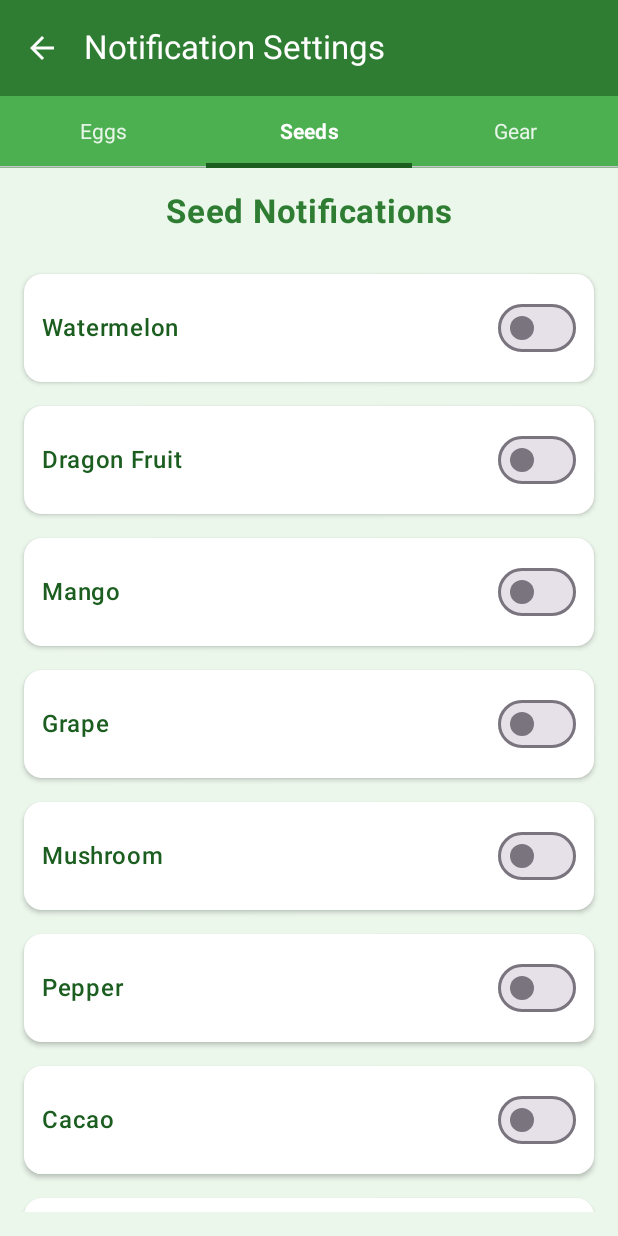
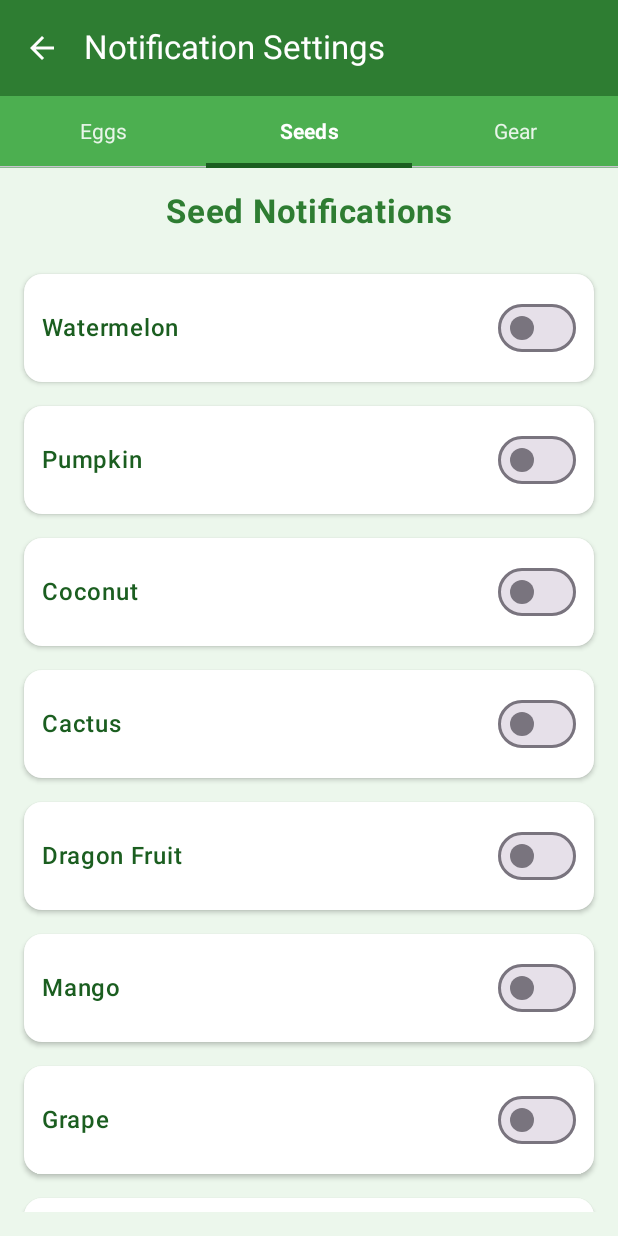
Before and after one commit to jonvicbarcenas/GAGgy, an Android app built with Jetpack Compose: the ListToggleScreen screen opened through its navigation route, tab 2 chosen, on a phone screen of 412 x 824 dp. Run offline under Robolectric (Android 15) with nearby library versions, the phone set to English and light mode, and no system bars; our stand-ins replace Firebase (no records; nobody signed in at launch, a user with empty details on screens opened directly).

Commit message:
Update version to 2.1.7 and add new seed items: Pumpkin, Coconut, Cactus, and Giant Pinecone

```diff
--- a/app/build.gradle.kts
+++ b/app/build.gradle.kts
@@ -13,7 +13,7 @@ android {
         minSdk = 24
         targetSdk = 34
         versionCode = 1
-        versionName = "2.1.6"
+        versionName = "2.1.7"
 
         testInstrumentationRunner = "androidx.test.runner.AndroidJUnitRunner"
         vectorDrawables {
--- a/app/src/main/java/com/dainsleif/gaggy/service/NotificationSoundService.kt
+++ b/app/src/main/java/com/dainsleif/gaggy/service/NotificationSoundService.kt
@@ -202,6 +202,9 @@ class NotificationSoundService(private val context: Context) {
         // Add seed items if available
         gardenData.datas.stocks?.seeds?.let { seedsData ->
             currentSeeds["Watermelon"] = seedsData.items.filter { it.name == "Watermelon" }
+            currentSeeds["Pumpkin"] = seedsData.items.filter { it.name == "Pumpkin" }
+            currentSeeds["Coconut"] = seedsData.items.filter { it.name == "Coconut" }
+            currentSeeds["Cactus"] = seedsData.items.filter { it.name == "Cactus" }
             currentSeeds["Dragon Fruit"] = seedsData.items.filter { it.name == "Dragon Fruit" }
             currentSeeds["Mango"] = seedsData.items.filter { it.name == "Mango" }
             currentSeeds["Grape"] = seedsData.items.filter { it.name == "Grape" }
@@ -212,6 +215,7 @@ class NotificationSoundService(private val context: Context) {
             currentSeeds["Ember Lily"] = seedsData.items.filter { it.name == "Ember Lily" }
             currentSeeds["Sugar Apple"] = seedsData.items.filter { it.name == "Sugar Apple" }
             currentSeeds["Burning Bud"] = seedsData.items.filter { it.name == "Burning Bud" }
+            currentSeeds["Giant Pinecone"] = seedsData.items.filter { it.name == "Giant Pinecone" }
         }
 
         // Check if this is the first data load for eggs
--- a/app/src/main/java/com/dainsleif/gaggy/ui/screens/ListToggleScreen.kt
+++ b/app/src/main/java/com/dainsleif/gaggy/ui/screens/ListToggleScreen.kt
@@ -201,6 +201,9 @@ fun SeedNotificationsTab(context: Context, scrollState: androidx.compose.foundat
 
         // Seed items
         SeedToggleItem(name = "Watermelon", context = context)
+        SeedToggleItem(name = "Pumpkin", context = context)
+        SeedToggleItem(name = "Coconut", context = context)
+        SeedToggleItem(name = "Cactus", context = context)
         SeedToggleItem(name = "Dragon Fruit", context = context)
         SeedToggleItem(name = "Mango", context = context)
         SeedToggleItem(name = "Grape", context = context)
@@ -211,6 +214,7 @@ fun SeedNotificationsTab(context: Context, scrollState: androidx.compose.foundat
         SeedToggleItem(name = "Ember Lily", context = context)
         SeedToggleItem(name = "Sugar Apple", context = context)
         SeedToggleItem(name = "Burning Bud", context = context)
+        SeedToggleItem(name = "Giant Pinecone", context = context)
     }
 }
 
```
